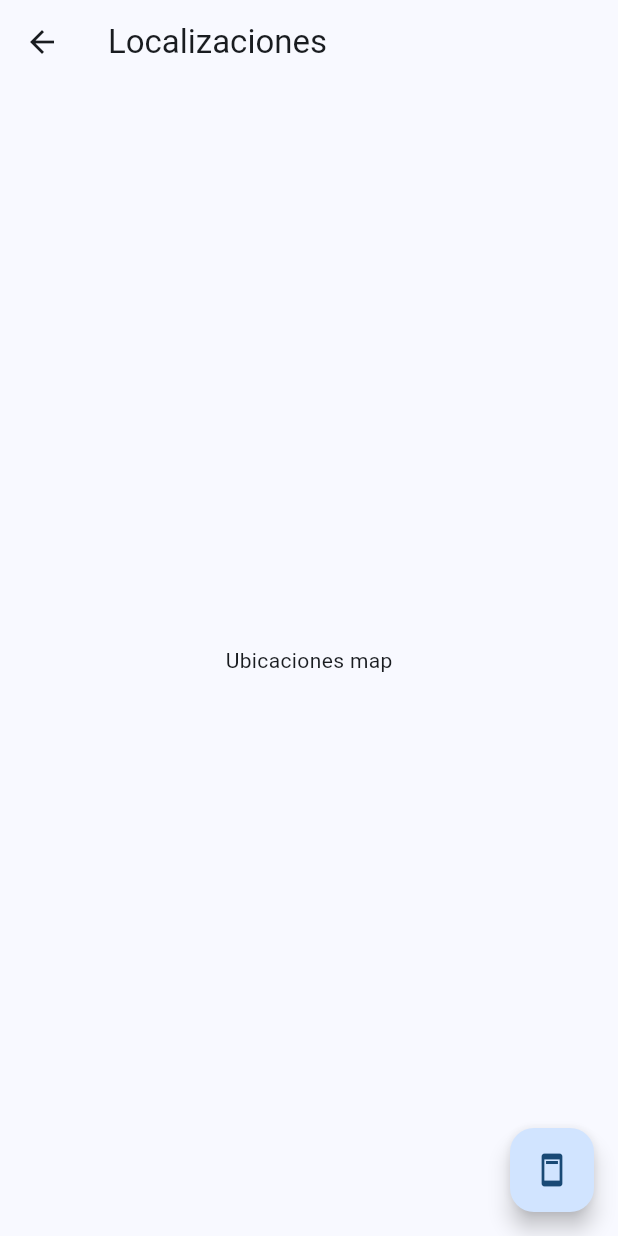
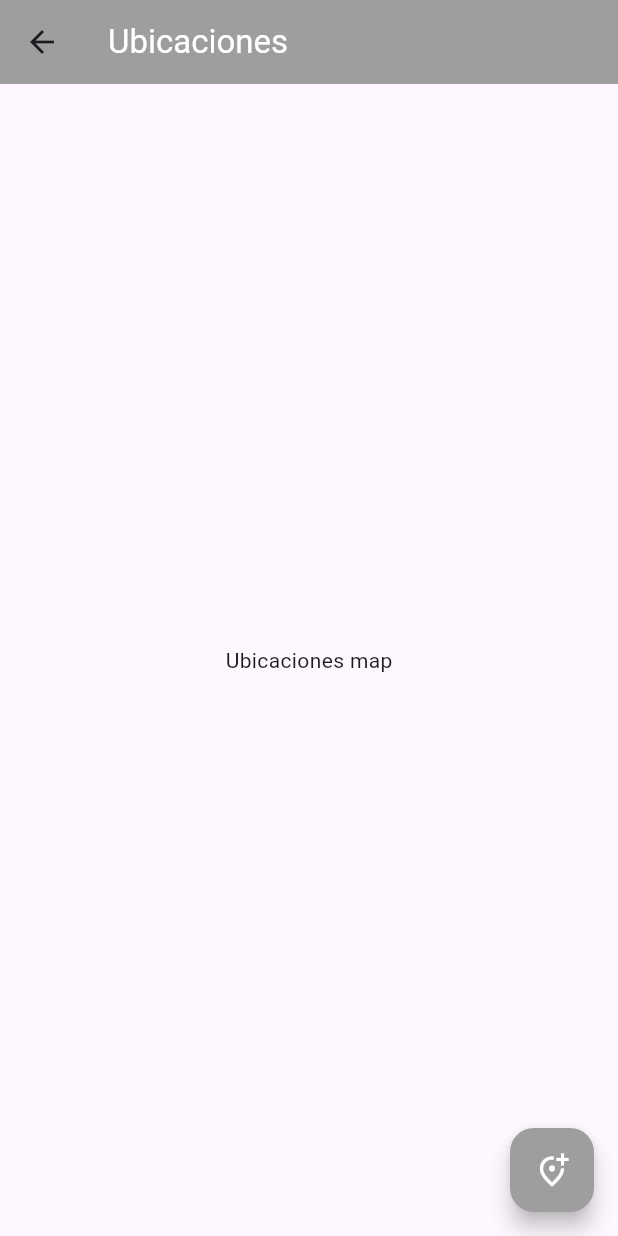
Before and after one commit to Ernech/flutter-geoloc-demo-app, a Flutter app: the UbicacionesPage screen opened directly, on a phone screen of 412 x 824 dp. Run offline on Flutter 3.47's test engine with Material 3 defaults, Android fonts, the phone set to English and light mode, and no system bars; our stand-ins replace google_maps_flutter.

Commit message:
Pantalla de ubicaciones

```diff
--- a/lib/services/ubicaciones_page.dart
+++ b/lib/pages/ubicaciones_page.dart
@@ -7,14 +7,22 @@ class UbicacionesPage extends StatelessWidget {
   Widget build(BuildContext context) {
     return Scaffold(
       appBar: AppBar(
-        title: const Text('Localizaciones'),
+        title: const Text(
+          'Ubicaciones',
+          style: TextStyle(color: Colors.white),
+        ),
+        backgroundColor: Colors.grey,
       ),
       body: const Center(
         child: Text('Ubicaciones map'),
       ),
       floatingActionButton: FloatingActionButton(
         onPressed: () {},
-        child: const Icon(Icons.ad_units),
+        backgroundColor: Colors.grey,
+        child: const Icon(
+          Icons.add_location_alt_outlined,
+          color: Colors.white,
+        ),
       ),
     );
   }
--- a/lib/services/ubicacion_service.dart
+++ b/lib/services/ubicacion_service.dart
@@ -5,6 +5,9 @@ import 'package:google_maps_flutter/google_maps_flutter.dart';
 class UbicacionService with ChangeNotifier {
   final List<Ubicacion> _ubicaciones = [];
   final Set<Marker> _markers = {};
+  int _accion = 0;
+
+  int get accion => _accion;
 
   List<Ubicacion> get ubicaciones => _ubicaciones;
 
@@ -21,4 +24,9 @@ class UbicacionService with ChangeNotifier {
     ));
     notifyListeners();
   }
+
+  set accion(int accion) {
+    _accion = accion;
+    notifyListeners();
+  }
 }
```
Also changed, not shown: lib/main.dart (+14 -113 lines), 4 other files.
